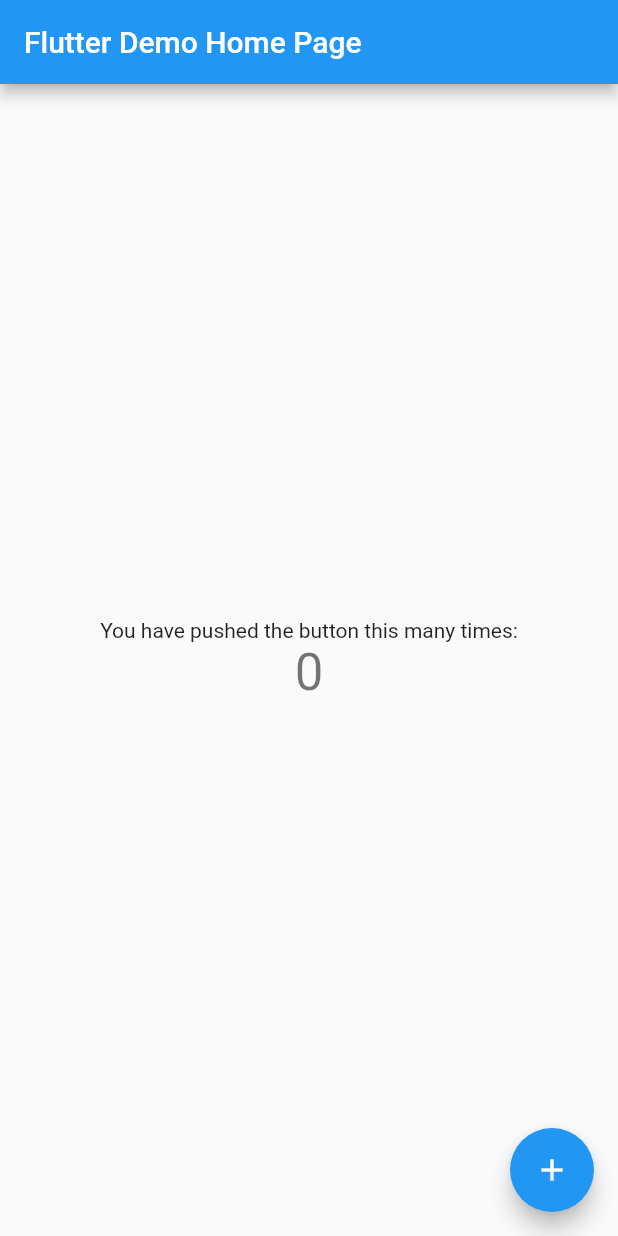
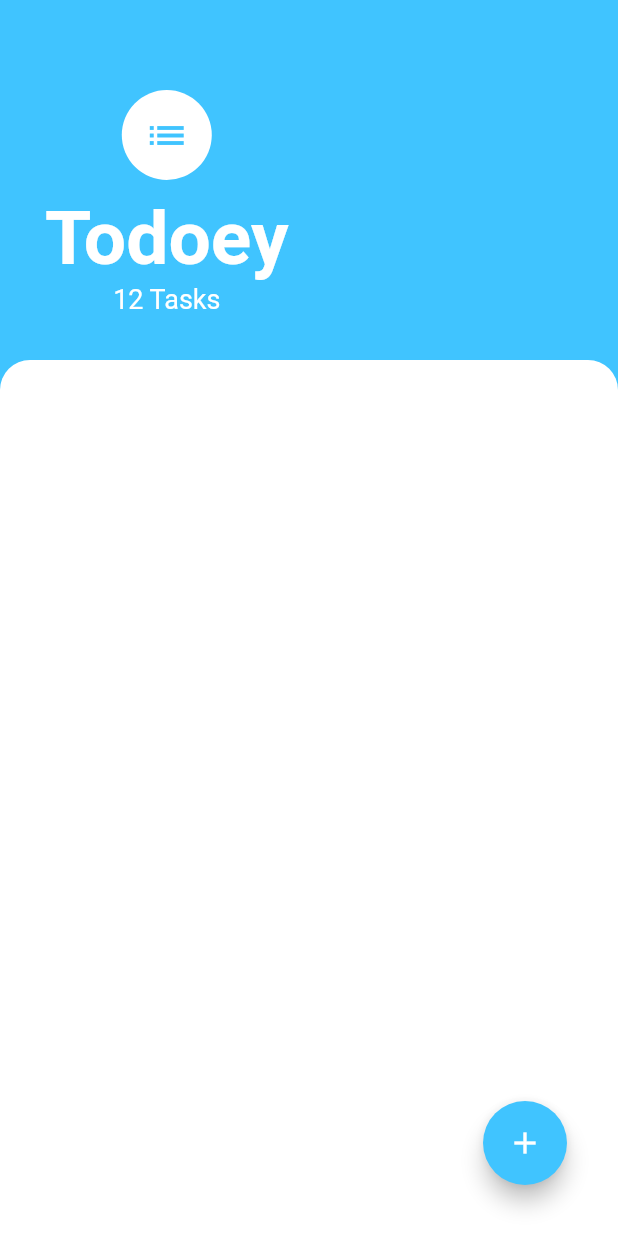
Before and after one commit to yasinakca/ToDo, a Flutter app: the screen it shows after launch, on a phone screen of 412 x 824 dp. Run offline on Flutter 3.47's test engine with Material 2 defaults, Android fonts, the phone set to English and light mode, and no system bars.

Commit message:
designing

```diff
--- a/lib/main.dart
+++ b/lib/main.dart
@@ -1,117 +1,15 @@
 import 'package:flutter/material.dart';
+import 'package:todo/screens/tasks_screen.dart';
 
 void main() {
   runApp(MyApp());
 }
 
 class MyApp extends StatelessWidget {
-  // This widget is the root of your application.
   @override
   Widget build(BuildContext context) {
     return MaterialApp(
-      title: 'Flutter Demo',
-      theme: ThemeData(
-        // This is the theme of your application.
-        //
-        // Try running your application with "flutter run". You'll see the
-        // application has a blue toolbar. Then, without quitting the app, try
-        // changing the primarySwatch below to Colors.green and then invoke
-        // "hot reload" (press "r" in the console where you ran "flutter run",
-        // or simply save your changes to "hot reload" in a Flutter IDE).
-        // Notice that the counter didn't reset back to zero; the application
-        // is not restarted.
-        primarySwatch: Colors.blue,
-        // This makes the visual density adapt to the platform that you run
-        // the app on. For desktop platforms, the controls will be smaller and
-        // closer together (more dense) than on mobile platforms.
-        visualDensity: VisualDensity.adaptivePlatformDensity,
-      ),
-      home: MyHomePage(title: 'Flutter Demo Home Page'),
+      home: TasksScreen(),
     );
   }
 }
-
-class MyHomePage extends StatefulWidget {
-  MyHomePage({Key key, this.title}) : super(key: key);
-
-  // This widget is the home page of your application. It is stateful, meaning
-  // that it has a State object (defined below) that contains fields that affect
-  // how it looks.
-
-  // This class is the configuration for the state. It holds the values (in this
-  // case the title) provided by the parent (in this case the App widget) and
-  // used by the build method of the State. Fields in a Widget subclass are
-  // always marked "final".
-
-  final String title;
-
-  @override
-  _MyHomePageState createState() => _MyHomePageState();
-}
-
-class _MyHomePageState extends State<MyHomePage> {
-  int _counter = 0;
-
-  void _incrementCounter() {
-    setState(() {
-      // This call to setState tells the Flutter framework that something has
-      // changed in this State, which causes it to rerun the build method below
-      // so that the display can reflect the updated values. If we changed
-      // _counter without calling setState(), then the build method would not be
-      // called again, and so nothing would appear to happen.
-      _counter++;
-    });
-  }
-
-  @override
-  Widget build(BuildContext context) {
-    // This method is rerun every time setState is called, for instance as done
-    // by the _incrementCounter method above.
-    //
-    // The Flutter framework has been optimized to make rerunning build methods
-    // fast, so that you can just rebuild anything that needs updating rather
-    // than having to individually change instances of widgets.
-    return Scaffold(
-      appBar: AppBar(
-        // Here we take the value from the MyHomePage object that was created by
-        // the App.build method, and use it to set our appbar title.
-        title: Text(widget.title),
-      ),
-      body: Center(
-        // Center is a layout widget. It takes a single child and positions it
-        // in the middle of the parent.
-        child: Column(
-          // Column is also a layout widget. It takes a list of children and
-          // arranges them vertically. By default, it sizes itself to fit its
-          // children horizontally, and tries to be as tall as its parent.
-          //
-          // Invoke "debug painting" (press "p" in the console, choose the
-          // "Toggle Debug Paint" action from the Flutter Inspector in Android
-          // Studio, or the "Toggle Debug Paint" command in Visual Studio Code)
-          // to see the wireframe for each widget.
-          //
-          // Column has various properties to control how it sizes itself and
-          // how it positions its children. Here we use mainAxisAlignment to
-          // center the children vertically; the main axis here is the vertical
-          // axis because Columns are vertical (the cross axis would be
-          // horizontal).
-          mainAxisAlignment: MainAxisAlignment.center,
-          children: <Widget>[
-            Text(
-              'You have pushed the button this many times:',
-            ),
-            Text(
-              '$_counter',
-              style: Theme.of(context).textTheme.headline4,
-            ),
-          ],
-        ),
-      ),
-      floatingActionButton: FloatingActionButton(
-        onPressed: _incrementCounter,
-        tooltip: 'Increment',
-        child: Icon(Icons.add),
-      ), // This trailing comma makes auto-formatting nicer for build methods.
-    );
-  }
-}
--- /dev/null
+++ b/lib/screens/tasks_screen.dart
@@ -0,0 +1,69 @@
+import 'package:flutter/material.dart';
+
+class TasksScreen extends StatelessWidget {
+  @override
+  Widget build(BuildContext context) {
+    return Scaffold(
+      backgroundColor: Colors.lightBlueAccent,
+      floatingActionButton: Padding(
+        padding: const EdgeInsets.all(18.0),
+        child: FloatingActionButton(
+          child: Icon(Icons.add),
+          backgroundColor: Colors.lightBlueAccent,
+          onPressed: () => null,
+        ),
+      ),
+      body: Column(
+        crossAxisAlignment: CrossAxisAlignment.start,
+        children: [
+          Container(
+            padding: EdgeInsets.only(
+                top: 60.0, left: 30.0, bottom: 30.0, right: 30.0),
+            child: Column(
+              children: [
+                CircleAvatar(
+                  child: Icon(
+                    Icons.list,
+                    size: 30.0,
+                    color: Colors.lightBlueAccent,
+                  ),
+                  radius: 30.0,
+                  backgroundColor: Colors.white,
+                ),
+                SizedBox(
+                  height: 10.0,
+                ),
+                Text(
+                  'Todoey',
+                  style: TextStyle(
+                    color: Colors.white,
+                    fontSize: 50.0,
+                    fontWeight: FontWeight.w700,
+                  ),
+                ),
+                Text(
+                  '12 Tasks',
+                  style: TextStyle(
+                    color: Colors.white,
+                    fontSize: 18.0,
+                  ),
+                ),
+              ],
+            ),
+          ),
+          Expanded(
+            child: Container(
+              decoration: BoxDecoration(
+                color: Colors.white,
+                borderRadius: BorderRadius.only(
+                  topRight: Radius.circular(20.0),
+                  topLeft: Radius.circular(20.0),
+                ),
+              ),
+            ),
+          ),
+        ],
+      ),
+    );
+  }
+}
```
